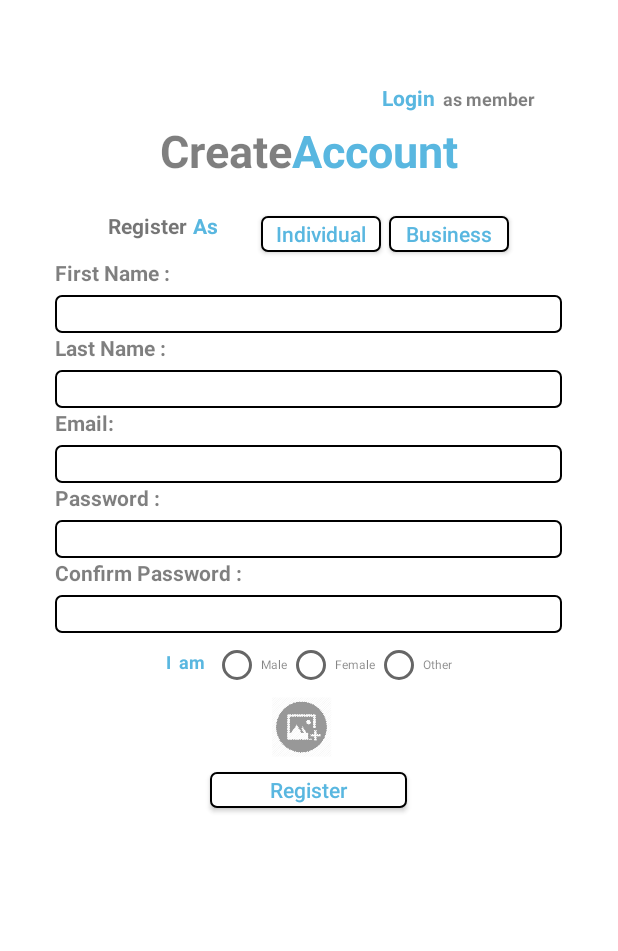
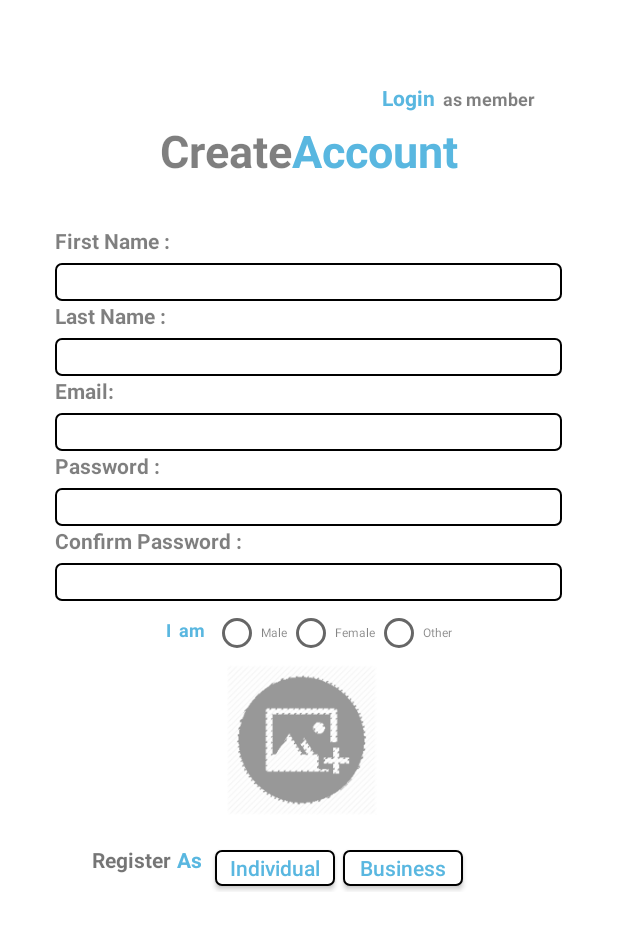
Before and after one commit to NoumanEjaz121/CauseFairy1, an Android app: the SignUp screen opened directly, with no data from a screen before it, on a phone screen of 412 x 824 dp, the part 161-1112 px from its top. Run offline under Robolectric (Android 15) with nearby library versions, the phone set to English and light mode, and no system bars; our stand-ins replace Firebase (no records; nobody signed in at launch, a user with empty details on screens opened directly); pictures from the network do not load; Roboto replaces fonts that are not available here.

Commit message:
Sign up & Business/ Cause Reg page is temp hardcoded

```diff
--- a/app/src/main/java/com/example/causefairy/Register_Business.java
+++ b/app/src/main/java/com/example/causefairy/Register_Business.java
@@ -123,13 +123,14 @@ public class Register_Business extends AppCompatActivity implements LocationList
         btnBusiness.setOnClickListener(new View.OnClickListener() {
             @Override
             public void onClick(View v) {
-                Toast.makeText(Register_Business.this, "You are already on Business Reg Page", Toast.LENGTH_SHORT).show();
+                Intent bus = new Intent(Register_Business.this, Register_Cause.class);
+                startActivity(bus);
             }
         });
         tvlog.setOnClickListener(new View.OnClickListener() {
             @Override
             public void onClick(View v) {
-                Intent bus = new Intent(Register_Business.this, Register_Cause.class);
+                Intent bus = new Intent(Register_Business.this, MainActivity.class);
                 startActivity(bus);
             }
         });
--- a/app/src/main/res/layout/activity_sign_up.xml
+++ b/app/src/main/res/layout/activity_sign_up.xml
@@ -87,56 +87,15 @@
                 android:textSize="30dp"
                 android:textStyle="bold" />
         </LinearLayout>
-
         <LinearLayout
-            android:layout_width="274dp"
-            android:layout_height="51dp"
+            android:layout_width="match_parent"
+            android:layout_height="30dp"
             android:layout_gravity="center"
             android:orientation="horizontal">
 
-            <TextView
-                android:layout_width="60dp"
-                android:layout_height="wrap_content"
-                android:layout_marginTop="20dp"
-                android:text=" Register"
-                android:textStyle="bold"/>
-            <TextView
-                android:layout_width="20dp"
-                android:layout_height="wrap_content"
-                android:layout_marginTop="20dp"
-                android:text="As"
-                android:textStyle="bold"
-                android:textColor="@color/blue"/>
-
-            <Button
-                android:id="@+id/btnInd"
-                android:layout_width="80dp"
-                android:layout_height="24dp"
-                android:layout_gravity="center"
-                android:layout_marginTop="10dp"
-                android:layout_marginLeft="25dp"
-                android:background="@drawable/btn_login"
-                android:text="Individual"
-                android:textAllCaps="false"
-                android:textColor="@color/blue"
-                android:textSize="14dp" />
-
-            <Button
-                android:id="@+id/btnBus"
-                android:layout_width="80dp"
-                android:layout_height="24dp"
-                android:layout_gravity="center"
-                android:layout_marginLeft="5dp"
-                android:layout_marginTop="10dp"
-                android:background="@drawable/btn_login"
-                android:text="@string/business"
-                android:textAllCaps="false"
-                android:textColor="@color/blue"
-                android:textSize="14dp" />
-
-
 
         </LinearLayout>
+
 
 
         <TextView
@@ -296,22 +255,60 @@
         <ImageView
             android:id="@+id/ivProfilePic"
             android:layout_width="match_parent"
-            android:layout_height="40dp"
+            android:layout_height="100dp"
             android:layout_marginRight="10dp"
             android:src="@drawable/add_image" />
+        <LinearLayout
+            android:layout_width="295dp"
+            android:layout_height="51dp"
+            android:layout_gravity="center"
+            android:orientation="horizontal">
+
+            <TextView
+                android:layout_width="60dp"
+                android:layout_height="wrap_content"
+                android:layout_marginTop="20dp"
+                android:text=" Register"
+                android:textStyle="bold"/>
+            <TextView
+                android:layout_width="20dp"
+                android:layout_height="wrap_content"
+                android:layout_marginTop="20dp"
+                android:text="As"
+                android:textStyle="bold"
+                android:textColor="@color/blue"/>
 
             <Button
                 android:id="@+id/btnSignUp"
-            android:layout_width="131dp"
+                android:layout_width="80dp"
                 android:layout_height="24dp"
                 android:layout_gravity="center"
+                android:layout_marginLeft="5dp"
                 android:layout_marginTop="10dp"
                 android:background="@drawable/btn_login"
-            android:text="Register"
+                android:text="Individual"
                 android:textAllCaps="false"
                 android:textColor="@color/blue"
                 android:textSize="14dp" />
 
+            <Button
+                android:id="@+id/btnBus"
+                android:layout_width="80dp"
+                android:layout_height="24dp"
+                android:layout_gravity="center"
+                android:layout_marginLeft="5dp"
+                android:layout_marginTop="10dp"
+                android:background="@drawable/btn_login"
+                android:text="@string/business"
+                android:textAllCaps="false"
+                android:textColor="@color/blue"
+                android:textSize="14dp" />
+
+
+
+        </LinearLayout>
+
+
         </LinearLayout>
 
 </RelativeLayout>
```
Also changed, not shown: app/src/main/java/com/example/causefairy/Register_Cause.java (+12 -20 lines), app/src/main/java/com/example/causefairy/SignUp.java (+8 -30 lines), app/src/main/res/layout/activity_register__cause.xml (+3 -50 lines). Lines whose indentation alone changed are shown as unchanged.
